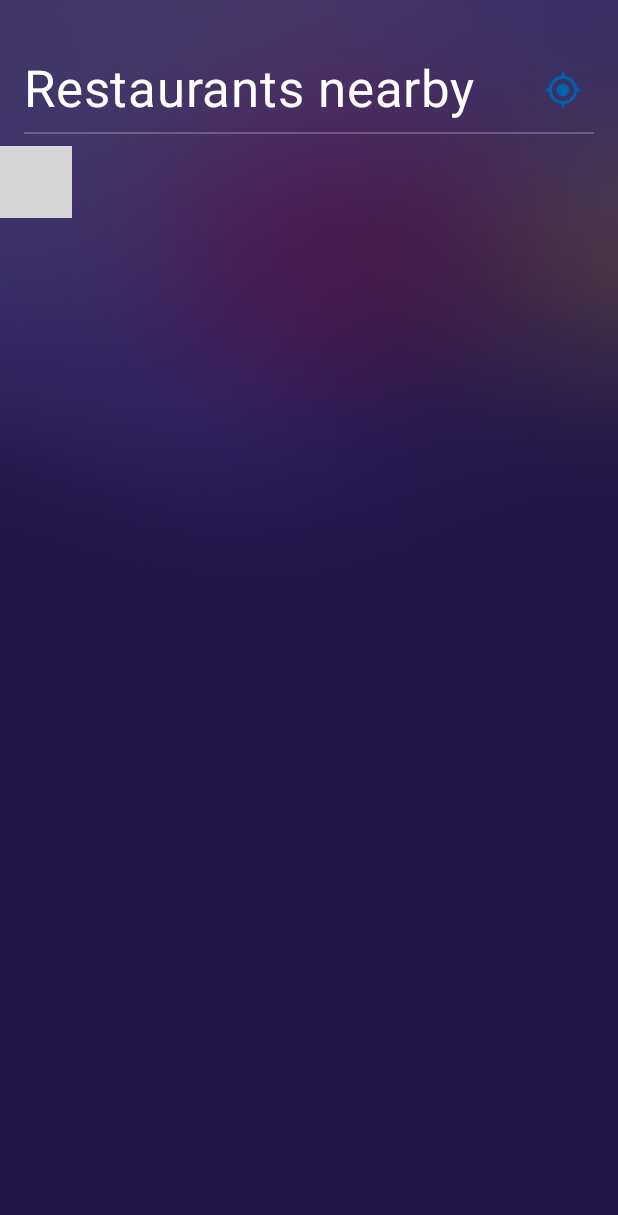
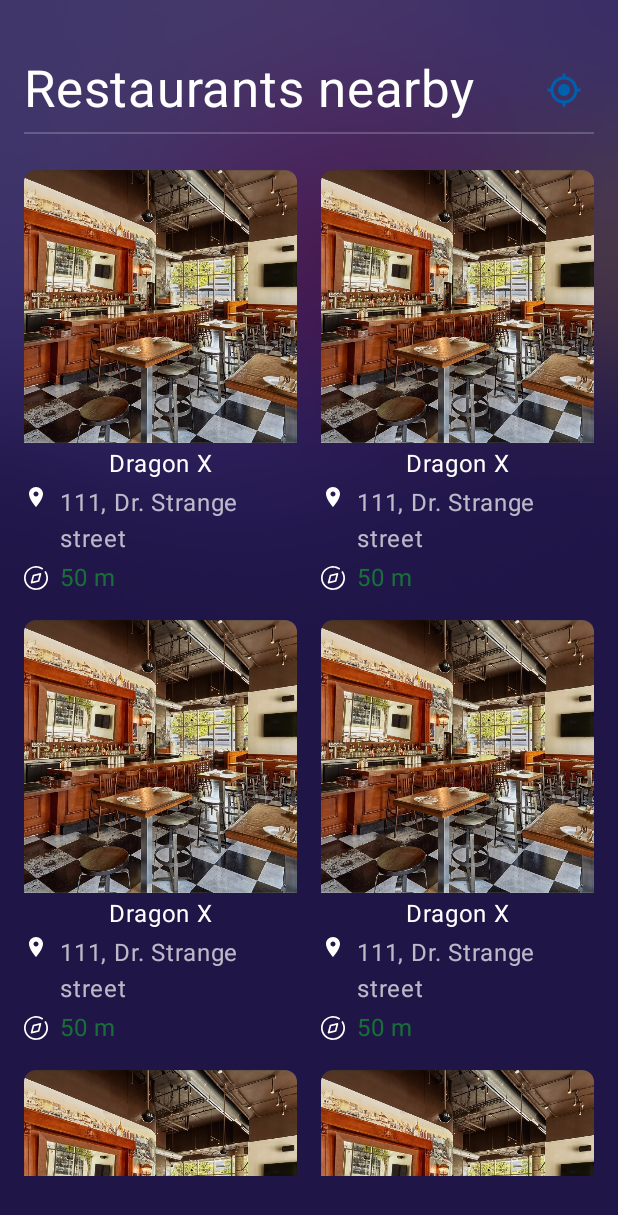
Before and after one commit to nimblehq/poly-place, an Android app built with Jetpack Compose: the @Preview function NearbyRestaurantsPreview, on a phone screen of 412 x 824 dp. Shown: the top 1215 px of the screen. Run offline under Robolectric (Android 15) with nearby library versions, the phone set to English and light mode, and no system bars; our stand-ins replace Timber, constraintlayout-compose; grey boxes are pictures that could not be loaded.

```diff
--- a/app/src/main/java/co/co/nimblehq/showcases/poly/place/ui/screens/nearbyrestaurant/NearbyRestaurantItem.kt
+++ b/app/src/main/java/co/co/nimblehq/showcases/poly/place/ui/screens/nearbyrestaurant/NearbyRestaurantItem.kt
@@ -10,43 +10,48 @@ import androidx.compose.ui.Alignment
 import androidx.compose.ui.Modifier
 import androidx.compose.ui.draw.clip
 import androidx.compose.ui.graphics.Color
+import androidx.compose.ui.graphics.asImageBitmap
+import androidx.compose.ui.platform.LocalContext
 import androidx.compose.ui.res.painterResource
 import androidx.compose.ui.text.style.TextAlign
 import androidx.compose.ui.tooling.preview.Preview
-import androidx.compose.ui.unit.dp
+import androidx.core.content.ContextCompat
+import androidx.core.graphics.drawable.toBitmap
 import co.co.nimblehq.showcases.poly.place.R
+import co.co.nimblehq.showcases.poly.place.ui.screens.nearbyrestaurant.uimodel.Restaurant
 import co.co.nimblehq.showcases.poly.place.ui.theme.*
-import com.google.android.libraries.places.api.model.PlaceLikelihood
+import co.co.nimblehq.showcases.poly.place.ui.theme.AppTheme.dimensions
 
 @Composable
 fun NearbyRestaurantItem(
-    restaurant: PlaceLikelihood? = null
+    restaurant: Restaurant
 ) {
     Column(
-        verticalArrangement = Arrangement.spacedBy(AppTheme.dimensions.spacingSmallest)
+        modifier = Modifier.fillMaxWidth(),
+        verticalArrangement = Arrangement.spacedBy(dimensions.spacingSmallest)
     ) {
         Image(
             modifier = Modifier
                 .fillMaxWidth()
                 .clip(
                     RoundedCornerShape(
-                        topStart = AppTheme.dimensions.spacingSmall,
-                        topEnd = AppTheme.dimensions.spacingSmall
+                        topStart = dimensions.spacingSmall,
+                        topEnd = dimensions.spacingSmall
                     )
                 ),
-            painter = painterResource(id = R.drawable.im_restaurant_mock),
+            bitmap = restaurant.thumbnailImage.asImageBitmap(),
             contentDescription = null,
         )
         Text(
             modifier = Modifier.fillMaxWidth(),
             color = Color.White,
-            fontSize = AppTheme.dimensions.textSizeNormal,
+            fontSize = dimensions.textSizeNormal,
             textAlign = TextAlign.Center,
-            text = "Dragon X",
+            text = restaurant.name,
         )
         Row(modifier = Modifier.fillMaxWidth()) {
             Icon(
-                modifier = Modifier.size(16.dp),
+                modifier = Modifier.size(dimensions.iconSizeNormal),
                 painter = painterResource(id = R.drawable.ic_location),
                 contentDescription = null,
                 tint = Color.White
@@ -54,10 +59,10 @@ fun NearbyRestaurantItem(
             Text(
                 modifier = Modifier
                     .fillMaxWidth()
-                    .padding(horizontal = AppTheme.dimensions.spacingSmall),
+                    .padding(horizontal = dimensions.spacingSmall),
                 color = White70,
-                fontSize = AppTheme.dimensions.textSizeNormal,
-                text = "222, Iron street",
+                fontSize = dimensions.textSizeNormal,
+                text = restaurant.address,
             )
         }
         Row(
@@ -65,7 +70,7 @@ fun NearbyRestaurantItem(
             verticalAlignment = Alignment.CenterVertically
         ) {
             Icon(
-                modifier = Modifier.size(16.dp),
+                modifier = Modifier.size(dimensions.iconSizeNormal),
                 painter = painterResource(id = R.drawable.ic_compass),
                 contentDescription = null,
                 tint = Color.White
@@ -73,10 +78,10 @@ fun NearbyRestaurantItem(
             Text(
                 modifier = Modifier
                     .fillMaxWidth()
-                    .padding(horizontal = AppTheme.dimensions.spacingSmall),
+                    .padding(horizontal = dimensions.spacingSmall),
                 color = Green40,
-                fontSize = AppTheme.dimensions.textSizeNormal,
-                text = "50 m",
+                fontSize = dimensions.textSizeNormal,
+                text = restaurant.distance,
             )
         }
     }
@@ -86,6 +91,16 @@ fun NearbyRestaurantItem(
 @Composable
 private fun NearbyRestaurantItemPreview() {
     ComposeTheme {
-        NearbyRestaurantItem()
+        NearbyRestaurantItem(
+            Restaurant(
+                thumbnailImage = ContextCompat.getDrawable(
+                    LocalContext.current,
+                    R.drawable.im_restaurant_mock
+                )!!.toBitmap(),
+                name = "Dragon X",
+                address = "111, Dr. Strange street",
+                distance = "50 m"
+            )
+        )
     }
 }
--- a/app/src/main/java/co/co/nimblehq/showcases/poly/place/ui/screens/nearbyrestaurant/NearbyRestaurantsScreen.kt
+++ b/app/src/main/java/co/co/nimblehq/showcases/poly/place/ui/screens/nearbyrestaurant/NearbyRestaurantsScreen.kt
@@ -1,31 +1,28 @@
 package co.co.nimblehq.showcases.poly.place.ui.screens.nearbyrestaurant
 
-import androidx.compose.foundation.Image
 import androidx.compose.foundation.layout.*
 import androidx.compose.foundation.lazy.grid.GridCells
 import androidx.compose.foundation.lazy.grid.LazyVerticalGrid
-import androidx.compose.foundation.shape.RoundedCornerShape
 import androidx.compose.material.*
 import androidx.compose.runtime.*
-import androidx.compose.ui.Alignment
 import androidx.compose.ui.Modifier
-import androidx.compose.ui.draw.clip
 import androidx.compose.ui.draw.paint
 import androidx.compose.ui.graphics.Color
 import androidx.compose.ui.layout.ContentScale
+import androidx.compose.ui.platform.LocalContext
 import androidx.compose.ui.res.painterResource
 import androidx.compose.ui.res.stringResource
-import androidx.compose.ui.text.style.TextAlign
 import androidx.compose.ui.tooling.preview.Preview
-import androidx.compose.ui.unit.dp
 import androidx.constraintlayout.compose.ConstraintLayout
+import androidx.core.content.ContextCompat
+import androidx.core.graphics.drawable.toBitmap
 import androidx.hilt.navigation.compose.hiltViewModel
 import co.co.nimblehq.showcases.poly.place.R
 import co.co.nimblehq.showcases.poly.place.model.UiModel
 import co.co.nimblehq.showcases.poly.place.ui.AppDestination
+import co.co.nimblehq.showcases.poly.place.ui.screens.nearbyrestaurant.uimodel.Restaurant
 import co.co.nimblehq.showcases.poly.place.ui.theme.*
 import co.co.nimblehq.showcases.poly.place.ui.theme.AppTheme.dimensions
-import com.google.android.libraries.places.api.model.PlaceLikelihood
 import timber.log.Timber
 
 @Composable
@@ -41,39 +38,118 @@ fun NearbyRestaurantsScreen(
 }
 
 @Composable
-fun NearbyRestaurantsToolbar() {
+private fun NearbyRestaurantsContent(
+    uiModels: List<UiModel>
+) {
+    // Mock data for UI task
+    // TODO: Remove this when implementing integrate task: https://github.com/nimblehq/poly-place/issues/32
+    val mockRestaurants = arrayListOf(
+        Restaurant(
+            thumbnailImage = ContextCompat.getDrawable(
+                LocalContext.current,
+                R.drawable.im_restaurant_mock
+            )!!.toBitmap(),
+            name = "Dragon X",
+            address = "111, Dr. Strange street",
+            distance = "50 m"
+        ),
+        Restaurant(
+            thumbnailImage = ContextCompat.getDrawable(
+                LocalContext.current,
+                R.drawable.im_restaurant_mock
+            )!!.toBitmap(),
+            name = "Dragon X",
+            address = "111, Dr. Strange street",
+            distance = "50 m"
+        ),
+        Restaurant(
+            thumbnailImage = ContextCompat.getDrawable(
+                LocalContext.current,
+                R.drawable.im_restaurant_mock
+            )!!.toBitmap(),
+            name = "Dragon X",
+            address = "111, Dr. Strange street",
+            distance = "50 m"
+        ),
+        Restaurant(
+            thumbnailImage = ContextCompat.getDrawable(
+                LocalContext.current,
+                R.drawable.im_restaurant_mock
+            )!!.toBitmap(),
+            name = "Dragon X",
+            address = "111, Dr. Strange street",
+            distance = "50 m"
+        ),
+        Restaurant(
+            thumbnailImage = ContextCompat.getDrawable(
+                LocalContext.current,
+                R.drawable.im_restaurant_mock
+            )!!.toBitmap(),
+            name = "Dragon X",
+            address = "111, Dr. Strange street",
+            distance = "50 m"
+        ),
+        Restaurant(
+            thumbnailImage = ContextCompat.getDrawable(
+                LocalContext.current,
+                R.drawable.im_restaurant_mock
+            )!!.toBitmap(),
+            name = "Dragon X",
+            address = "111, Dr. Strange street",
+            distance = "50 m"
+        )
+    )
+
+    Column(
+        modifier = Modifier
+            .fillMaxSize()
+            .paint(
+                painter = painterResource(id = R.drawable.bg_nearby_restaurants),
+                contentScale = ContentScale.FillBounds
+            )
+    ) {
+        NearbyRestaurantsToolbar()
+        NearbyRestaurantList(mockRestaurants)
+    }
+    Timber.d("Result : $uiModels")
+}
+
+@Composable
+private fun NearbyRestaurantsToolbar() {
     ConstraintLayout(modifier = Modifier.fillMaxWidth()) {
         val (title, iconEnd, divider) = createRefs()
 
-        val spacingSmall = dimensions.spacingSmall
         val spacingNormal = dimensions.spacingNormal
         val spacingLarge = dimensions.spacingLarge
         val spacingHuge = dimensions.spacingHuge
 
         Text(
-            text = stringResource(R.string.nearby_restaurants_title),
-            color = Color.White,
-            fontSize = dimensions.textSizeToolbar,
             modifier = Modifier
                 .constrainAs(title) {
                     top.linkTo(parent.top, spacingHuge)
                     start.linkTo(parent.start, spacingNormal)
-                }
+                },
+            text = stringResource(R.string.nearby_restaurants_title),
+            color = Color.White,
+            fontSize = dimensions.textSizeToolbar
         )
         Icon(
-            painter = painterResource(id = R.drawable.ic_target),
-            contentDescription = null,
-            tint = BlueDenim,
             modifier = Modifier
-                .size(25.dp)
+                .size(dimensions.iconSizeToolbar)
                 .constrainAs(iconEnd) {
                     end.linkTo(parent.end, spacingLarge)
                     centerVerticallyTo(title)
-                }
+                },
+            painter = painterResource(id = R.drawable.ic_target),
+            contentDescription = null,
+            tint = BlueDenim
         )
         Divider(
             modifier = Modifier
-                .padding(horizontal = spacingNormal, vertical = spacingSmall)
+                .padding(
+                    horizontal = dimensions.spacingNormal,
+                    vertical = dimensions.spacingSmall
+                )
                 .constrainAs(divider) {
                     top.linkTo(title.bottom)
                     centerHorizontallyTo(parent)
@@ -84,32 +160,10 @@ fun NearbyRestaurantsToolbar() {
 }
 
 @Composable
-private fun NearbyRestaurantsContent(
-    uiModels: List<UiModel>
-) {
-    Column(
-        modifier = Modifier
-            .fillMaxSize()
-            .paint(
-                painter = painterResource(id = R.drawable.bg_nearby_restaurants),
-                contentScale = ContentScale.FillBounds
-            )
-    ) {
-        NearbyRestaurantsToolbar()
-        NearbyRestaurantList(emptyList())
-
-    }
-    Timber.d("Result : $uiModels")
-}
-
-@Composable
 private fun NearbyRestaurantList(
-    restaurants: List<PlaceLikelihood>
+    restaurants: List<Restaurant>
 ) {
     LazyVerticalGrid(
-        verticalArrangement = Arrangement.spacedBy(dimensions.spacingNormal),
-        horizontalArrangement = Arrangement.spacedBy(dimensions.spacingNormal),
-        columns = GridCells.Fixed(2),
         modifier = Modifier
             .fillMaxWidth()
             .padding(
@@ -117,10 +171,13 @@ private fun NearbyRestaurantList(
                 end = dimensions.spacingNormal,
                 top = dimensions.spacingNormal,
                 bottom = dimensions.spacingHuge
-            )
+            ),
+        verticalArrangement = Arrangement.spacedBy(dimensions.spacingNormal),
+        horizontalArrangement = Arrangement.spacedBy(dimensions.spacingNormal),
+        columns = GridCells.Fixed(2)
     ) {
-        items(5) {
-            NearbyRestaurantItem()
+        items(restaurants.size) { index ->
+            NearbyRestaurantItem(restaurants[index])
         }
     }
 }
--- /dev/null
+++ b/app/src/main/java/co/co/nimblehq/showcases/poly/place/ui/screens/nearbyrestaurant/uimodel/Restaurant.kt
@@ -0,0 +1,10 @@
+package co.co.nimblehq.showcases.poly.place.ui.screens.nearbyrestaurant.uimodel
+
+import android.graphics.Bitmap
+
+data class Restaurant(
+    val thumbnailImage: Bitmap,
+    val name: String,
+    val address: String,
+    val distance: String,
+)
--- a/app/src/main/java/co/co/nimblehq/showcases/poly/place/ui/theme/AppDimensions.kt
+++ b/app/src/main/java/co/co/nimblehq/showcases/poly/place/ui/theme/AppDimensions.kt
@@ -15,6 +15,10 @@ class AppDimensions {
     // Text size dimensions
     val textSizeNormal = 16.sp
     val textSizeToolbar = 34.sp
+
+    // Image size dimensions
+    val iconSizeNormal = 16.dp
+    val iconSizeToolbar = 24.dp
 }
 
 internal val LocalAppDimensions = staticCompositionLocalOf { AppDimensions() }
```
